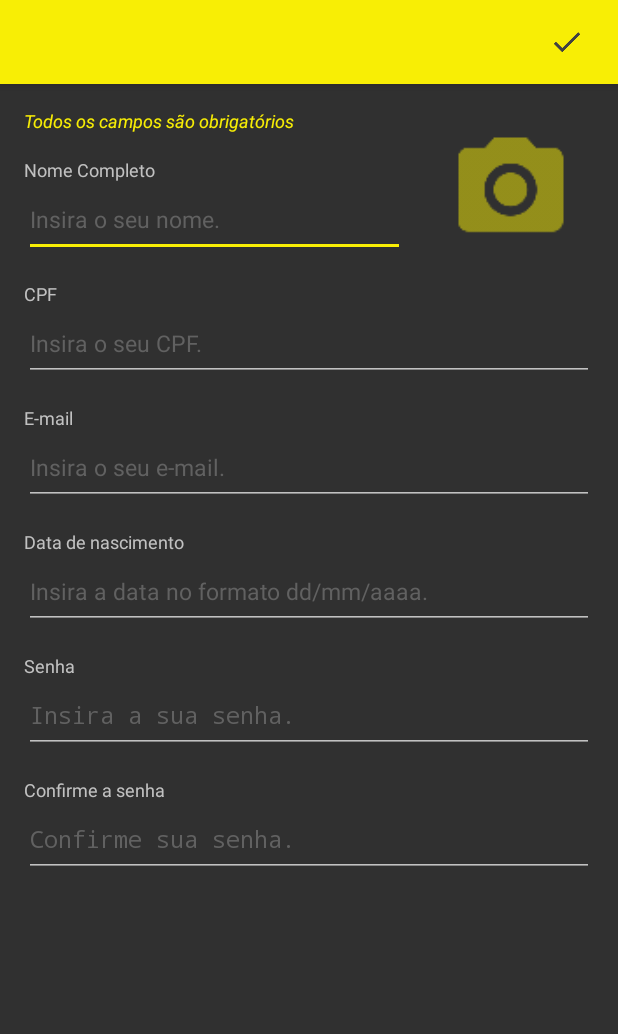
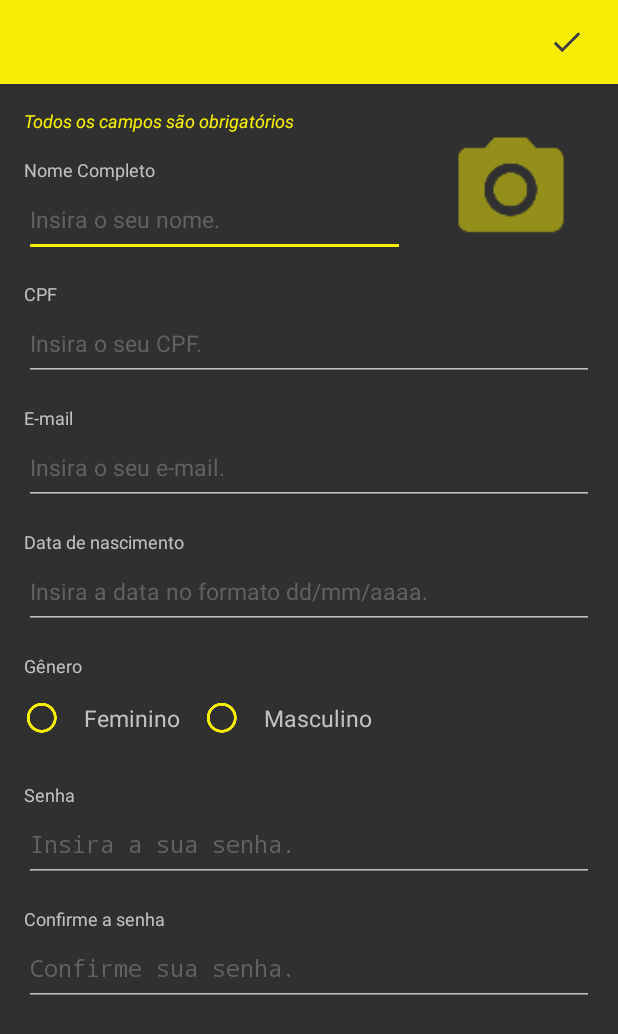
Before and after one commit to WashingtonFD/organize_android, an Android app: the layout activity_user_register.xml on its own in the app's theme, with its tools: preview values and no code run, on a phone screen of 412 x 824 dp. Shown: the top 1034 px of the screen. Run offline under Robolectric (Android 15) with nearby library versions, the phone set to English and light mode, and no system bars; plain views replace CircularImageView.

Commit message:
implement gender in register user

```diff
--- a/organize/app/src/main/java/com/organize4event/organize/controllers/UserControll.java
+++ b/organize/app/src/main/java/com/organize4event/organize/controllers/UserControll.java
@@ -75,6 +75,7 @@ public class UserControll extends Controll {
                 user.getCpf(),
                 user.getMail(),
                 simpleDateFormat.format(user.getBirth_date()),
+                user.getGender(),
                 user.getPassword(),
                 user.getTerm().getId(),
                 term_accept,
--- a/organize/app/src/main/java/com/organize4event/organize/models/ErrorReturn.java
+++ b/organize/app/src/main/java/com/organize4event/organize/models/ErrorReturn.java
@@ -15,7 +15,7 @@ public class ErrorReturn implements Parcelable {
     private String message;
     @SerializedName("exception")
     private String exception;
-    @SerializedName("is_new")
+    //@SerializedName("is_new")
     private boolean is_new;
 
     public boolean isError() {
--- a/organize/app/src/main/java/com/organize4event/organize/services/UserService.java
+++ b/organize/app/src/main/java/com/organize4event/organize/services/UserService.java
@@ -28,6 +28,7 @@ public interface UserService {
             @Field("cpf") String cpf,
             @Field("mail") String mail,
             @Field("birth_date") String birth_date,
+            @Field("gender") String gender,
             @Field("password") String password,
             @Field("term") int term_id,
             @Field("term_accept") int term_accept,
--- a/organize/app/src/main/java/com/organize4event/organize/ui/activities/PlanIdentifierActivity.java
+++ b/organize/app/src/main/java/com/organize4event/organize/ui/activities/PlanIdentifierActivity.java
@@ -44,8 +44,8 @@ public class PlanIdentifierActivity extends BaseActivity {
     @Bind(R.id.toolbar)
     Toolbar toolbar;
 
-    @Bind(R.id.listPlans)
-    RadioGroup listPlans;
+    @Bind(R.id.rgpListPlans)
+    RadioGroup rgpListPlans;
 
     @Bind(R.id.containerValidateCode)
     RelativeLayout containerValidateCode;
@@ -75,7 +75,7 @@ public class PlanIdentifierActivity extends BaseActivity {
     }
 
     public void selectPlan(){
-        listPlans.setOnCheckedChangeListener(new RadioGroup.OnCheckedChangeListener() {
+        rgpListPlans.setOnCheckedChangeListener(new RadioGroup.OnCheckedChangeListener() {
             @Override
             public void onCheckedChanged(RadioGroup group, @IdRes int checkedId) {
                 switch (checkedId){
--- a/organize/app/src/main/res/layout/activity_plan_identifier.xml
+++ b/organize/app/src/main/res/layout/activity_plan_identifier.xml
@@ -55,7 +55,7 @@
             />
 
         <RadioGroup
-            android:id="@+id/listPlans"
+            android:id="@+id/rgpListPlans"
             android:layout_width="match_parent"
             android:layout_height="wrap_content"
             android:layout_below="@+id/txtTitle"
@@ -112,7 +112,7 @@
             android:id="@+id/containerValidateCode"
             android:layout_width="match_parent"
             android:layout_height="wrap_content"
-            android:layout_below="@+id/listPlans"
+            android:layout_below="@+id/rgpListPlans"
             android:layout_marginTop="@dimen/margin_default"
             android:visibility="gone"
             >
--- a/organize/app/src/main/res/layout/activity_user_register.xml
+++ b/organize/app/src/main/res/layout/activity_user_register.xml
@@ -217,11 +217,70 @@
             </LinearLayout>
 
             <LinearLayout
+                android:id="@+id/contentGender"
+                android:layout_width="match_parent"
+                android:layout_height="wrap_content"
+                android:layout_marginTop="@dimen/margin_default"
+                android:layout_below="@+id/contentBirthDate"
+                android:orientation="vertical"
+                >
+
+                <TextView
+                    android:layout_width="wrap_content"
+                    android:layout_height="wrap_content"
+                    android:text="@string/label_gender"
+                    android:textColor="@color/colorTextDefault"
+                    android:textSize="@dimen/text_size_small"
+                    android:textAppearance="@style/Theme.Organize.TextAppearance.GothamRounded.Light"
+                    />
+
+                <RadioGroup
+                    android:id="@+id/rgpListGender"
+                    android:layout_width="match_parent"
+                    android:layout_height="wrap_content"
+                    android:orientation="horizontal"
+                    >
+
+                    <RadioButton
+                        android:id="@+id/btnGenderFem"
+                        android:layout_width="wrap_content"
+                        android:layout_height="wrap_content"
+                        android:layout_gravity="center_vertical"
+                        android:button="@drawable/selector_radio_button"
+                        android:buttonTint="@color/colorPrimary"
+                        android:padding="@dimen/padding_default"
+                        android:text="@string/label_gender_fem"
+                        android:textColor="@color/colorTextDefault"
+                        android:textSize="@dimen/text_size_default"
+                        android:textAppearance="@style/Theme.Organize.TextAppearance.GothamRounded.Light"
+                        android:checked="false"
+                        />
+
+                    <RadioButton
+                        android:id="@+id/btnGenderMasc"
+                        android:layout_width="wrap_content"
+                        android:layout_height="wrap_content"
+                        android:layout_gravity="center_vertical"
+                        android:button="@drawable/selector_radio_button"
+                        android:buttonTint="@color/colorPrimary"
+                        android:padding="@dimen/padding_default"
+                        android:text="@string/label_gender_masc"
+                        android:textColor="@color/colorTextDefault"
+                        android:textSize="@dimen/text_size_default"
+                        android:textAppearance="@style/Theme.Organize.TextAppearance.GothamRounded.Light"
+                        android:checked="false"
+                        />
+
+                </RadioGroup>
+
+            </LinearLayout>
+
+            <LinearLayout
                 android:id="@+id/contentPassword"
                 android:layout_width="match_parent"
                 android:layout_height="wrap_content"
                 android:layout_marginTop="@dimen/margin_default"
-                android:layout_below="@+id/contentBirthDate"
+                android:layout_below="@+id/contentGender"
                 android:orientation="vertical"
                 >
 
--- a/organize/app/src/main/res/values/strings.xml
+++ b/organize/app/src/main/res/values/strings.xml
@@ -31,6 +31,7 @@
     <string name="label_notifications">Notificações</string>
     <string name="label_password_confirm">Confirme a senha</string>
     <string name="label_password">Senha</string>
+    <string name="label_gender">Gênero</string>
     <string name="label_plan_basic">Plano Básico</string>
     <string name="label_plan_free">Plano Gratuito</string>
     <string name="label_plan_identifier">Identificação do Plano</string>
@@ -55,6 +56,8 @@
     <string name="label_current_plan">Seu plano atual é:</string>
     <string name="label_know_system">Conhecer o sistema</string>
     <string name="label_skip_tutorial">Pular o tutorial</string>
+    <string name="label_gender_masc">Masculino</string>
+    <string name="label_gender_fem">Feminino</string>
 
 
 
```
Also changed, not shown: organize/app/src/main/java/com/organize4event/organize/ui/activities/UserRegisterActivity.java (+22 -1 lines).
